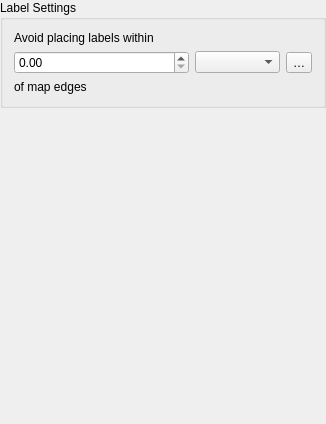
The window that src/ui/layout/qgslayoutmaplabelingwidgetbase.ui (carsmie/QGIS) describes before a commit, drawn with Qt 5.
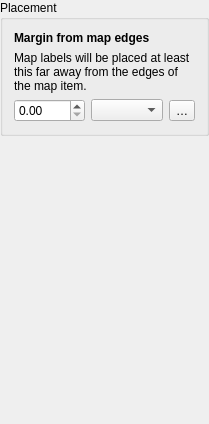
The same window after the commit. Custom widgets are drawn as their Qt base class.

The edit to the form file:
```diff
--- a/src/ui/layout/qgslayoutmaplabelingwidgetbase.ui
+++ b/src/ui/layout/qgslayoutmaplabelingwidgetbase.ui
@@ -6,7 +6,7 @@
    <rect>
     <x>0</x>
     <y>0</y>
-    <width>326</width>
+    <width>174</width>
     <height>424</height>
    </rect>
   </property>
@@ -35,13 +35,16 @@
    <item>
     <widget class="QgsCollapsibleGroupBoxBasic" name="qgsCollapsibleGroupBoxBasic">
      <property name="title">
-      <string>Label Settings</string>
+      <string>Placement</string>
      </property>
      <layout class="QGridLayout" name="gridLayout_6" columnstretch="0,0,0,0">
-      <item row="3" column="0" colspan="2">
+      <item row="1" column="0" colspan="4">
        <widget class="QLabel" name="label_10">
         <property name="text">
-         <string>of map edges</string>
+         <string>Map labels will be placed at least this far away from the edges of the map item.</string>
+        </property>
+        <property name="scaledContents">
+         <bool>false</bool>
         </property>
         <property name="wordWrap">
          <bool>true</bool>
@@ -67,10 +70,10 @@
         </property>
        </widget>
       </item>
-      <item row="1" column="0" colspan="2">
+      <item row="0" column="0" colspan="4">
        <widget class="QLabel" name="label_8">
         <property name="text">
-         <string>Avoid placing labels within</string>
+         <string>&lt;b&gt;Margin from map edges&lt;/b&gt;</string>
         </property>
         <property name="wordWrap">
          <bool>true</bool>
@@ -107,12 +110,6 @@
  </widget>
  <layoutdefault spacing="6" margin="11"/>
  <customwidgets>
-  <customwidget>
-   <class>QgsCollapsibleGroupBoxBasic</class>
-   <extends>QGroupBox</extends>
-   <header>qgscollapsiblegroupbox.h</header>
-   <container>1</container>
-  </customwidget>
   <customwidget>
    <class>QgsDoubleSpinBox</class>
    <extends>QDoubleSpinBox</extends>
@@ -123,6 +120,12 @@
    <extends>QToolButton</extends>
    <header>qgspropertyoverridebutton.h</header>
   </customwidget>
+  <customwidget>
+   <class>QgsCollapsibleGroupBoxBasic</class>
+   <extends>QGroupBox</extends>
+   <header location="global">qgscollapsiblegroupbox.h</header>
+   <container>1</container>
+  </customwidget>
   <customwidget>
    <class>QgsLayoutUnitsComboBox</class>
    <extends>QComboBox</extends>
```
Left out of the diff: 6 changed lines with no effect on the pictures.
